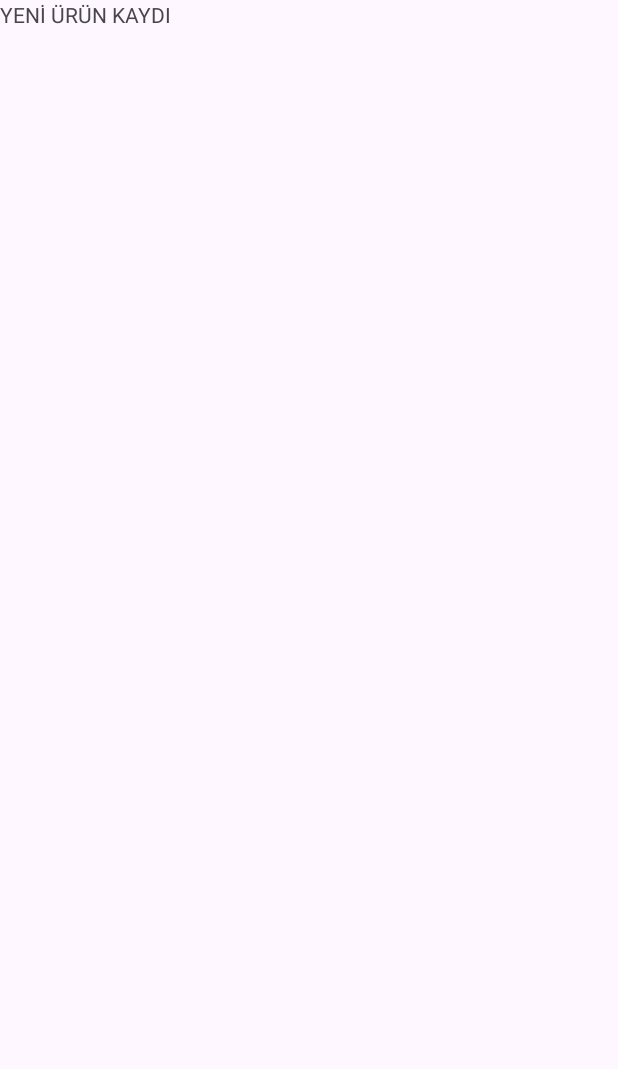
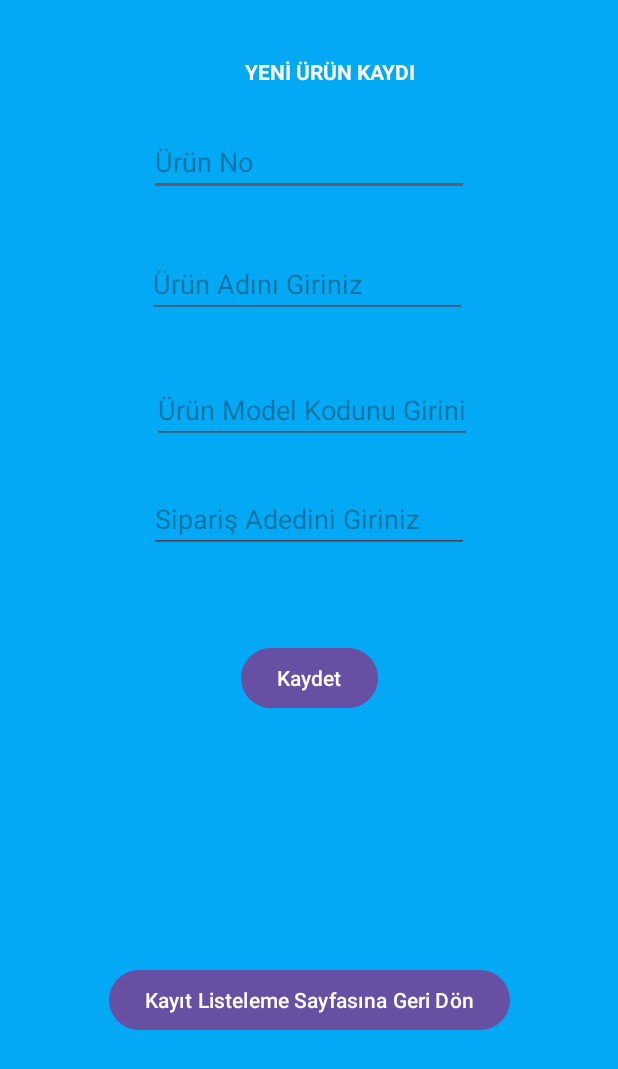
Before and after one commit to emiroglu05/mobilproject, an Android app: the YeniUrunKaydi_34 screen opened directly, with no data from a screen before it, on a phone screen of 412 x 824 dp. Before the commit the part shown is almost empty. Shown: the top 1069 px of the screen. Run offline under Robolectric (Android 15) with nearby library versions, the phone set to English and light mode, and no system bars; our stand-ins replace Firebase (no records; nobody signed in at launch, a user with empty details on screens opened directly).

```diff
--- a/app/src/main/java/com/onur/finalodevi/YeniUrunKaydi_34.java
+++ b/app/src/main/java/com/onur/finalodevi/YeniUrunKaydi_34.java
@@ -1,6 +1,11 @@
 package com.onur.finalodevi;
 
+import android.content.Intent;
 import android.os.Bundle;
+import android.view.View;
+import android.widget.Button;
+import android.widget.EditText;
+import android.widget.Toast;
 
 import androidx.activity.EdgeToEdge;
 import androidx.appcompat.app.AppCompatActivity;
@@ -8,13 +13,56 @@ import androidx.core.graphics.Insets;
 import androidx.core.view.ViewCompat;
 import androidx.core.view.WindowInsetsCompat;
 
+import com.google.firebase.auth.FirebaseAuth;
+import com.google.firebase.database.DatabaseReference;
+import com.google.firebase.database.FirebaseDatabase;
+
+import java.util.UUID;
+
 public class YeniUrunKaydi_34 extends AppCompatActivity {
 
+        EditText txturunno, txturunadi,txtmodelkodu,txtsiparisadedi;
+        Button verikayit;
+    FirebaseAuth kimlik;
+    DatabaseReference veritabani;
     @Override
     protected void onCreate(Bundle savedInstanceState) {
         super.onCreate(savedInstanceState);
         EdgeToEdge.enable(this);
         setContentView(R.layout.activity_yeni_urun_kaydi34);
+        txturunno=findViewById(R.id.txtUrunNo);
+        txturunadi=findViewById(R.id.txtUrunAdi);
+        txtmodelkodu=findViewById(R.id.txtModelKodu);
+        txtsiparisadedi=findViewById(R.id.txtSiparisAdedi);
+        kimlik=FirebaseAuth.getInstance();
+        veritabani= FirebaseDatabase.getInstance().getReference("Final_projesi");
+
+    }
+    public void btngrdn (View view) {
+        Intent gecis = new Intent (this, MainActivity2_34.class);
+        startActivity(gecis);
+    }
+    public void verikayit(View view){
+        String no=txturunno.getText().toString();
+        String urunadi=txturunadi.getText().toString();
+        String modelkodu=txtmodelkodu.getText().toString();
+        String siparisadedi=txtsiparisadedi.getText().toString();
+        UUID uuid=UUID.randomUUID();
+        String ykayit=uuid.toString();
+        if(!no.isEmpty()&&!urunadi.isEmpty()&&!modelkodu.isEmpty()&&!siparisadedi.isEmpty()){
+            DatabaseReference yenikayit=veritabani.child(ykayit);
+            yenikayit.child("urunno").setValue(no);
+            yenikayit.child("urunadi").setValue(urunadi);
+            yenikayit.child("modelkodu").setValue(modelkodu);
+            yenikayit.child("siparisadedi").setValue(siparisadedi);
+            Toast.makeText(this, "Veritabanı Kayıt İşlemi Başarılı!", Toast.LENGTH_SHORT).show();
+
+                Intent gecis = new Intent (this, YeniUrunKaydi_34.class);
+                startActivity(gecis);
+
+        }else{
+            Toast.makeText(this, "Alanlar boş bırakılamaz", Toast.LENGTH_SHORT).show();
+        }
 
     }
 }
--- a/app/src/main/res/layout/activity_main234.xml
+++ b/app/src/main/res/layout/activity_main234.xml
@@ -21,13 +21,13 @@
         android:textAlignment="center"
         android:textSize="20sp"
         android:textStyle="bold"
-        app:layout_constraintBottom_toTopOf="@+id/listView"
+        app:layout_constraintBottom_toTopOf="@+id/kayitlist"
         app:layout_constraintEnd_toEndOf="parent"
         app:layout_constraintStart_toStartOf="parent"
         app:layout_constraintTop_toTopOf="parent" />
 
     <ListView
-        android:id="@+id/listView"
+        android:id="@+id/kayitlist"
         android:layout_width="0dp"
         android:layout_height="0dp"
         android:layout_marginStart="25dp"
@@ -50,7 +50,7 @@
         app:layout_constraintBottom_toTopOf="@+id/btncikisyap"
         app:layout_constraintEnd_toStartOf="@+id/btnurunkayit"
         app:layout_constraintStart_toStartOf="parent"
-        app:layout_constraintTop_toBottomOf="@+id/listView" />
+        app:layout_constraintTop_toBottomOf="@+id/kayitlist" />
 
     <Button
         android:id="@+id/btnurunkayit"
--- a/app/src/main/res/layout/activity_yeni_urun_kaydi34.xml
+++ b/app/src/main/res/layout/activity_yeni_urun_kaydi34.xml
@@ -5,13 +5,88 @@
     android:id="@+id/main"
     android:layout_width="match_parent"
     android:layout_height="match_parent"
+    android:background="#03A9F4"
     tools:context=".YeniUrunKaydi_34">
 
     <TextView
         android:id="@+id/textView7"
         android:layout_width="wrap_content"
         android:layout_height="wrap_content"
+        android:layout_marginTop="38dp"
+        android:layout_marginEnd="35dp"
         android:text="YENİ ÜRÜN KAYDI"
-        tools:layout_editor_absoluteX="161dp"
-        tools:layout_editor_absoluteY="38dp" />
+        android:textColor="#FFFFFF"
+        android:textStyle="bold"
+        app:layout_constraintEnd_toEndOf="@+id/txtUrunNo"
+        app:layout_constraintTop_toTopOf="parent" />
+
+    <EditText
+        android:id="@+id/txtUrunNo"
+        android:layout_width="wrap_content"
+        android:layout_height="wrap_content"
+        android:layout_marginTop="28dp"
+        android:ems="10"
+        android:hint="Ürün No"
+        android:inputType="text"
+        app:layout_constraintEnd_toEndOf="parent"
+        app:layout_constraintStart_toStartOf="parent"
+        app:layout_constraintTop_toBottomOf="@+id/textView7" />
+
+    <EditText
+        android:id="@+id/txtUrunAdi"
+        android:layout_width="wrap_content"
+        android:layout_height="wrap_content"
+        android:layout_marginTop="36dp"
+        android:layout_marginEnd="1dp"
+        android:ems="10"
+        android:hint="Ürün Adını Giriniz"
+        android:inputType="text"
+        app:layout_constraintEnd_toEndOf="@+id/txtUrunNo"
+        app:layout_constraintTop_toBottomOf="@+id/txtUrunNo" />
+
+    <EditText
+        android:id="@+id/txtModelKodu"
+        android:layout_width="wrap_content"
+        android:layout_height="wrap_content"
+        android:layout_marginStart="2dp"
+        android:layout_marginBottom="27dp"
+        android:ems="10"
+        android:hint="Ürün Model Kodunu Giriniz"
+        android:inputType="text"
+        app:layout_constraintBottom_toTopOf="@+id/txtSiparisAdedi"
+        app:layout_constraintStart_toStartOf="@+id/txtSiparisAdedi" />
+
+    <EditText
+        android:id="@+id/txtSiparisAdedi"
+        android:layout_width="wrap_content"
+        android:layout_height="wrap_content"
+        android:layout_marginTop="111dp"
+        android:ems="10"
+        android:hint="Sipariş Adedini Giriniz"
+        android:inputType="text"
+        app:layout_constraintEnd_toEndOf="parent"
+        app:layout_constraintStart_toStartOf="parent"
+        app:layout_constraintTop_toBottomOf="@+id/txtUrunAdi" />
+
+    <Button
+        android:id="@+id/btnVeriKayit"
+        android:layout_width="wrap_content"
+        android:layout_height="wrap_content"
+        android:layout_marginTop="59dp"
+        android:onClick="verikayit"
+        android:text="Kaydet"
+        app:layout_constraintEnd_toEndOf="parent"
+        app:layout_constraintStart_toStartOf="parent"
+        app:layout_constraintTop_toBottomOf="@+id/txtSiparisAdedi" />
+
+    <Button
+        android:id="@+id/btngrdn"
+        android:layout_width="wrap_content"
+        android:layout_height="wrap_content"
+        android:layout_marginBottom="133dp"
+        android:onClick="btngrdn"
+        android:text="Kayıt Listeleme Sayfasına Geri Dön"
+        app:layout_constraintBottom_toBottomOf="parent"
+        app:layout_constraintEnd_toEndOf="parent"
+        app:layout_constraintStart_toStartOf="parent" />
 </androidx.constraintlayout.widget.ConstraintLayout>
```
Also changed, not shown: app/src/main/java/com/onur/finalodevi/MainActivity2_34.java (+41 -0 lines), 1 other file.
